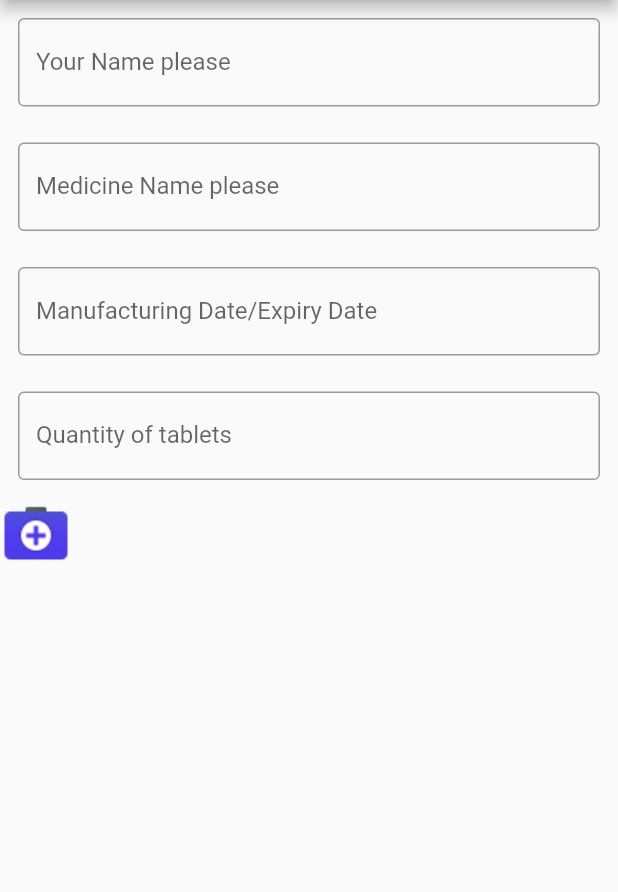
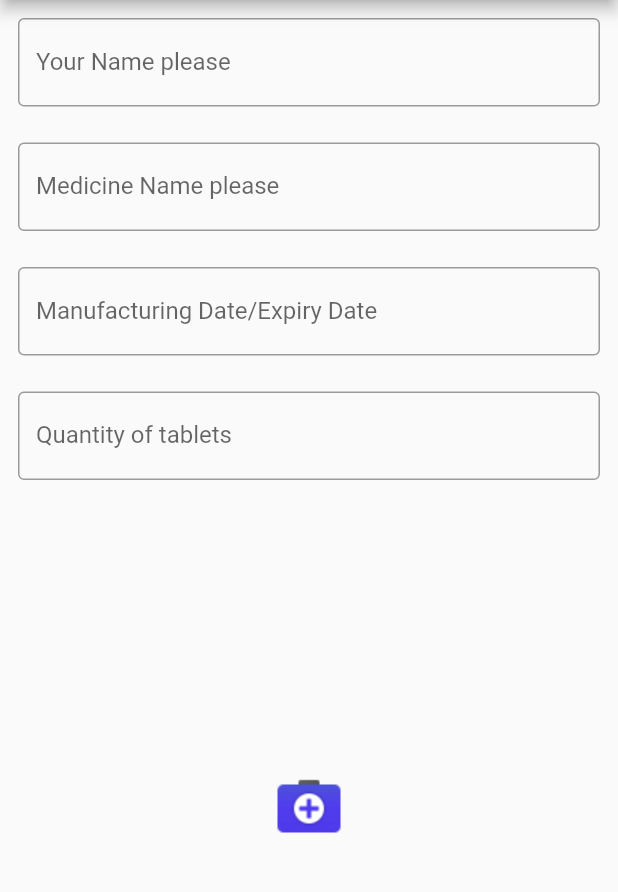
Before and after one commit to HEYKASHIF/in_syngo, a Flutter app: the medicines screen opened directly, on a phone screen of 412 x 824 dp, the part 84-976 px from its top. Run offline on Flutter 3.47's test engine with Material 2 defaults, Android fonts, the phone set to English and light mode, and no system bars; our stand-ins replace animated_splash_screen; missing offline and left inert: dart:ffi, intro_screen_onboarding_flutter; project files that could hold a hidden picture were left out.

Commit message:
14-april commit27

```diff
--- a/lib/medicines.dart
+++ b/lib/medicines.dart
@@ -72,7 +72,7 @@
           ),
           Row(
             children: [
-              Center(
+              Expanded(
                 child: Container(
                   child: Image.asset('assets/icon/medicine.png'),
                 ),
```
